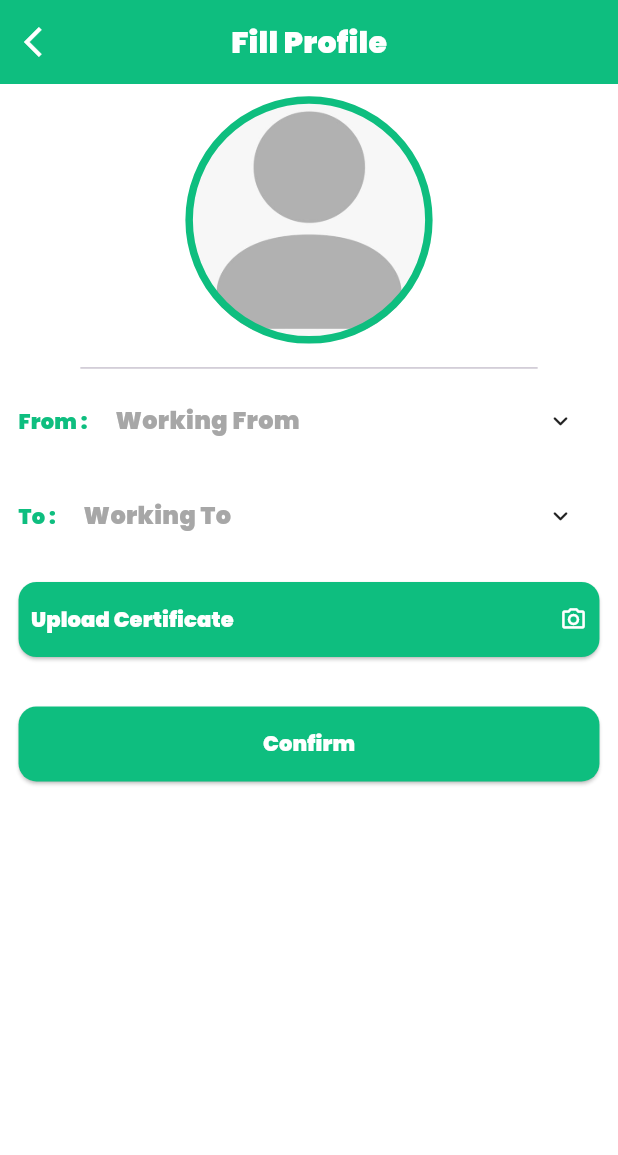
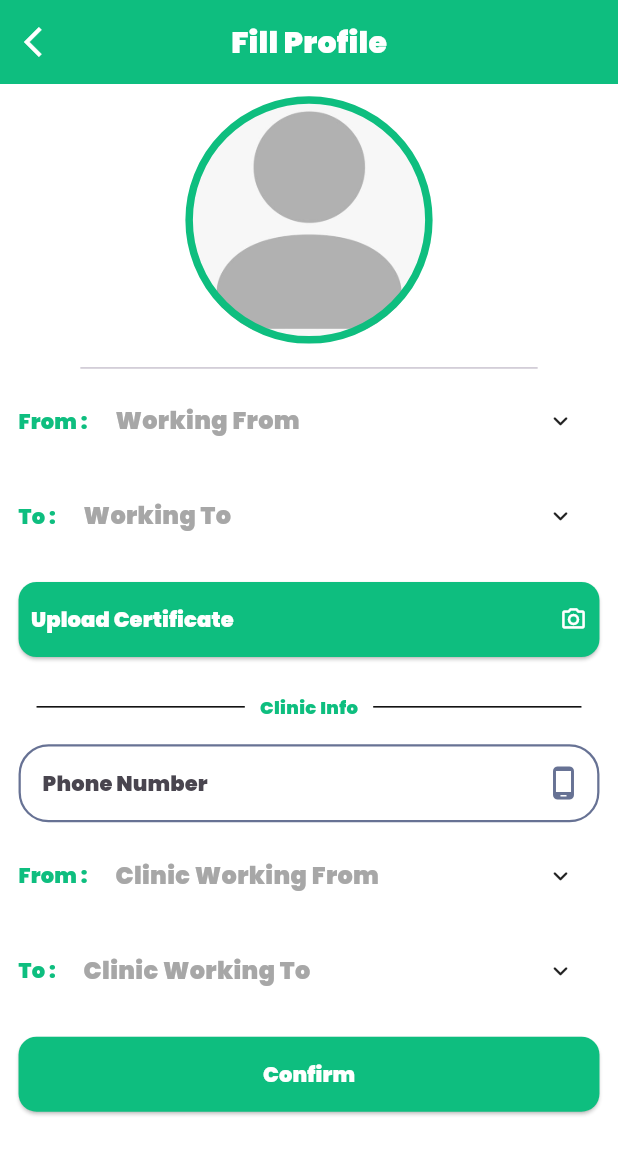
Before and after one commit to hesham81/Salamtk, a Flutter app: the AdditionalSignUpDoctorData screen opened directly, on a phone screen of 412 x 824 dp. Shown: the top 1155 px of the screen. Run offline on Flutter 3.47's test engine with Material 3 defaults, Android fonts, the phone set to English and light mode, and no system bars; drawn by our look-alikes of animated_custom_dropdown; our stand-ins replace animate_do, awesome_snackbar_content, cached_network_image, calendar_timeline, cloud_firestore, dartz and 17 more; missing offline and left inert: flutter_map_location_marker, route_transitions; accounts and stored records are empty; generated files the repository leaves out were written again.

Commit message:
ending of adding clinic data

```diff
--- a/lib/core/providers/sign_up_providers/sign_up_providers.dart
+++ b/lib/core/providers/sign_up_providers/sign_up_providers.dart
@@ -8,11 +8,11 @@ import 'package:geocoding/geocoding.dart';
 import 'package:image_picker/image_picker.dart';
 import 'package:latlong2/latlong.dart';
 import 'package:salamtk/core/services/local_storage/shared_preference.dart';
-import '../../constant/shared_preference_key.dart';
+
 import '/core/utils/doctors/doctors_collection.dart';
 import '/core/utils/storage/doctors_storage.dart';
 import '/models/doctors_models/doctor_model.dart';
-
+import '../../constant/shared_preference_key.dart';
 import '../../utils/auth/auth_collections.dart';
 
 class SignUpProviders extends ChangeNotifier {
@@ -101,7 +101,25 @@ class SignUpProviders extends ChangeNotifier {
     "11:30 PM"
   ];
 
+  final List<String> days = [
+    "Monday",
+    "Tuesday",
+    "Wednesday",
+    "Thursday",
+    "Friday",
+    "Saturday",
+    "Sunday"
+  ];
+
+  String? _clinicWorkingFrom;
+
+  String? _clinicWorkingTo;
+
   String? get name => _name;
+
+  String? get clinicWorkingFrom => _clinicWorkingFrom;
+
+  String? get clinicWorkingTo => _clinicWorkingTo;
 
   String? get workingFrom => this._workingFrom;
 
@@ -220,6 +238,16 @@ class SignUpProviders extends ChangeNotifier {
 
   String? get street => _street;
 
+  void setClinicWorkingFrom(String value) {
+    _clinicWorkingFrom = value;
+    notifyListeners();
+  }
+
+  void setClinicWorkingTo(String value) {
+    _clinicWorkingTo = value;
+    notifyListeners();
+  }
+
   Future<void> _analyseMarkerLocation() async {
     LatLng point = _marker!.point;
     List<Placemark> placemark =
@@ -232,6 +260,8 @@ class SignUpProviders extends ChangeNotifier {
 
     notifyListeners();
   }
+
+  TextEditingController phoneNumberController = TextEditingController();
 
   Future<bool> confirm(BuildContext context) async {
     try {
@@ -270,6 +300,9 @@ class SignUpProviders extends ChangeNotifier {
       );
       await DoctorsCollection.setDoctor(
         DoctorModel(
+          clinicWorkingFrom: clinicWorkingFrom!,
+          clinicWorkingTo: clinicWorkingTo!,
+          clinicPhoneNumber: phoneNumber!,
           workingFrom: workingFrom!,
           workingTo: workingTo!,
           certificateUrl: certificateUrl,
--- a/lib/core/utils/auth/sign_up_auth.dart
+++ b/lib/core/utils/auth/sign_up_auth.dart
@@ -53,6 +53,9 @@ abstract class SignUpAuth {
     required String workingFrom,
     required String workingTo,
     required String certificateUrl,
+    required String clinicWorkingFrom,
+    required String clinicWorkingTo,
+    required String clinicPhoneNumber,
     double? lat,
     double? long,
   }) async {
@@ -72,6 +75,9 @@ abstract class SignUpAuth {
       );
       var user = _firebase.currentUser!.uid;
       var doctor = DoctorModel(
+        clinicWorkingFrom: clinicWorkingFrom,
+        clinicWorkingTo: clinicWorkingTo,
+        clinicPhoneNumber: clinicPhoneNumber,
         workingFrom: workingFrom,
         workingTo: workingTo,
         certificateUrl: certificateUrl,
--- /dev/null
+++ b/lib/core/widget/dividers_word.dart
@@ -0,0 +1,46 @@
+import 'package:flutter/material.dart';
+
+import '../theme/app_colors.dart';
+
+class DividersWord extends StatelessWidget {
+  final String text;
+
+  const DividersWord({
+    super.key,
+    required this.text,
+  });
+
+  @override
+  Widget build(BuildContext context) {
+    return  Row(
+      children: [
+        Expanded(
+          child: Divider(
+            thickness: 1,
+            color: AppColors.blackColor,
+            indent: 12,
+            endIndent: 2,
+          ),
+        ),
+        Padding(
+          padding: const EdgeInsets.symmetric(horizontal: 8.0),
+          child: Text(
+            text,
+            style: const TextStyle(
+              fontSize: 12,
+              color: AppColors.secondaryColor,
+            ),
+          ),
+        ),
+        const Expanded(
+          child: Divider(
+            thickness: 1,
+            color: AppColors.blackColor,
+            endIndent: 12,
+            indent: 2,
+          ),
+        ),
+      ],
+    );
+  }
+}
--- a/lib/l10n/app_en.arb
+++ b/lib/l10n/app_en.arb
@@ -92,4 +92,5 @@
   "status":"status",
   "yes":"yes",
   "no":"no"
+
 }
--- a/lib/models/doctors_models/doctor_model.dart
+++ b/lib/models/doctors_models/doctor_model.dart
@@ -28,7 +28,16 @@ class DoctorModel {
 
   bool isVerified;
 
+  String clinicWorkingFrom ;
+
+  String clinicWorkingTo ;
+
+  String clinicPhoneNumber ;
+
   DoctorModel({
+    required this.clinicWorkingFrom,
+    required this.clinicWorkingTo,
+    required this.clinicPhoneNumber,
     this.isVerified = false,
     this.uid,
     required this.workingFrom,
@@ -58,6 +67,9 @@ class DoctorModel {
   // Factory constructor for deserializing from JSON
   factory DoctorModel.fromJson(Map<String, dynamic> json) {
     return DoctorModel(
+      clinicWorkingFrom: json['clinicWorkingFrom'],
+      clinicWorkingTo: json['clinicWorkingTo'],
+      clinicPhoneNumber: json['clinicPhoneNumber'],
       isVerified: json['isVerified'],
       workingFrom: json['workingFrom'],
       workingTo: json['workingTo'],
@@ -95,6 +107,9 @@ class DoctorModel {
   // Method for serializing to JSON
   Map<String, dynamic> toJson() {
     return {
+      'clinicWorkingFrom': clinicWorkingFrom,
+      'clinicWorkingTo': clinicWorkingTo,
+      'clinicPhoneNumber': clinicPhoneNumber,
       'isVerified': isVerified,
       'workingFrom': workingFrom,
       'workingTo': workingTo,
--- a/lib/modules/sign_up/pages/doctor_sign_up/additional_sign_up_doctor_data.dart
+++ b/lib/modules/sign_up/pages/doctor_sign_up/additional_sign_up_doctor_data.dart
@@ -1,14 +1,16 @@
 import 'package:animated_custom_dropdown/custom_dropdown.dart';
 import 'package:flutter/material.dart';
 import 'package:provider/provider.dart';
-import 'package:salamtk/core/services/snack_bar_services.dart';
-import 'package:salamtk/core/widget/custom_elevated_button.dart';
-import 'package:salamtk/modules/layout/doctor/pages/doctor_home.dart';
-import 'package:salamtk/modules/sign_in/pages/sign_in.dart';
+import '/core/widget/custom_text_form_field.dart';
+import '/core/widget/dividers_word.dart';
+import '/core/services/snack_bar_services.dart';
+import '/core/widget/custom_elevated_button.dart';
+import '/modules/layout/doctor/pages/doctor_home.dart';
 import '/core/extensions/align.dart';
 import '/core/extensions/extensions.dart';
 import '/core/providers/sign_up_providers/sign_up_providers.dart';
 import '/core/theme/app_colors.dart';
+import 'package:flutter_gen/gen_l10n/app_localizations.dart';
 
 class AdditionalSignUpDoctorData extends StatefulWidget {
   const AdditionalSignUpDoctorData({super.key});
@@ -24,6 +26,7 @@ class _AdditionalSignUpDoctorDataState
   Widget build(BuildContext context) {
     var theme = Theme.of(context).textTheme;
     var provider = Provider.of<SignUpProviders>(context);
+    var local = AppLocalizations.of(context);
     return Scaffold(
       appBar: AppBar(
         title: Text(
@@ -145,6 +148,70 @@ class _AdditionalSignUpDoctorDataState
                     borderRadius: BorderRadius.circular(10),
                     child: Image.file(provider.certificate!),
                   ),
+            0.01.height.hSpace,
+            DividersWord(
+              text: "Clinic Info",
+            ),
+            0.02.height.hSpace,
+            CustomTextFormField(
+              hintText: local!.phoneNumber,
+              controller: provider.phoneNumberController,
+              suffixIcon: Icons.phone_android_outlined,
+              keyboardType: TextInputType.number,
+              validate: (value) {
+                if (value == null || value.isEmpty) {
+                  return local.emptyPhone;
+                }
+
+                final egyptPhoneRegex = RegExp(r'^0(10|11|12|15)\d{8}$');
+                if (!egyptPhoneRegex.hasMatch(value)) {
+                  return local.phoneError;
+                }
+
+                return null;
+              },
+            ),
+            0.01.height.hSpace,
+            Row(
+              children: [
+                Text(
+                  "From : ",
+                  style: theme.labelLarge!.copyWith(
+                    color: AppColors.secondaryColor,
+                  ),
+                ),
+                Expanded(
+                  child: CustomDropdown(
+                    hintText:
+                        provider.clinicWorkingFrom ?? "Clinic Working From",
+                    items: provider.days,
+                    onChanged: (p0) {
+                      provider.setClinicWorkingFrom(p0!);
+                    },
+                  ),
+                )
+              ],
+            ),
+            0.01.height.hSpace,
+            Row(
+              children: [
+                Text(
+                  "To : ",
+                  style: theme.labelLarge!.copyWith(
+                    color: AppColors.secondaryColor,
+                  ),
+                ),
+                Expanded(
+                  child: CustomDropdown(
+                    hintText: provider.clinicWorkingTo ?? "Clinic Working To",
+                    items: provider.days,
+                    onChanged: (p0) {
+                      provider.setClinicWorkingTo(p0!);
+                    },
+                  ),
+                )
+              ],
+            ),
             0.02.height.hSpace,
             SizedBox(
               width: 1.width,
@@ -176,6 +243,12 @@ class _AdditionalSignUpDoctorDataState
                     SnackBarServices.showErrorMessage(
                       context,
                       message: "Please Select Working To",
+                    );
+                  } else if (provider.clinicWorkingTo == null ||
+                      provider.clinicWorkingFrom == null) {
+                    SnackBarServices.showErrorMessage(
+                      context,
+                      message: "Please Check Clinic Info",
                     );
                   } else {
                     provider.confirm(context).then(
```
Also changed, not shown: lib/core/providers/patient_providers/patient_provider.dart (+60 -1 lines), lib/modules/layout/patient/pages/patient_home/pages/reservation/pages/reservation.dart (+36 -9 lines), lib/modules/sign_up/pages/patient_sign_up/patient_sign_up.dart (+24 -1 lines).
